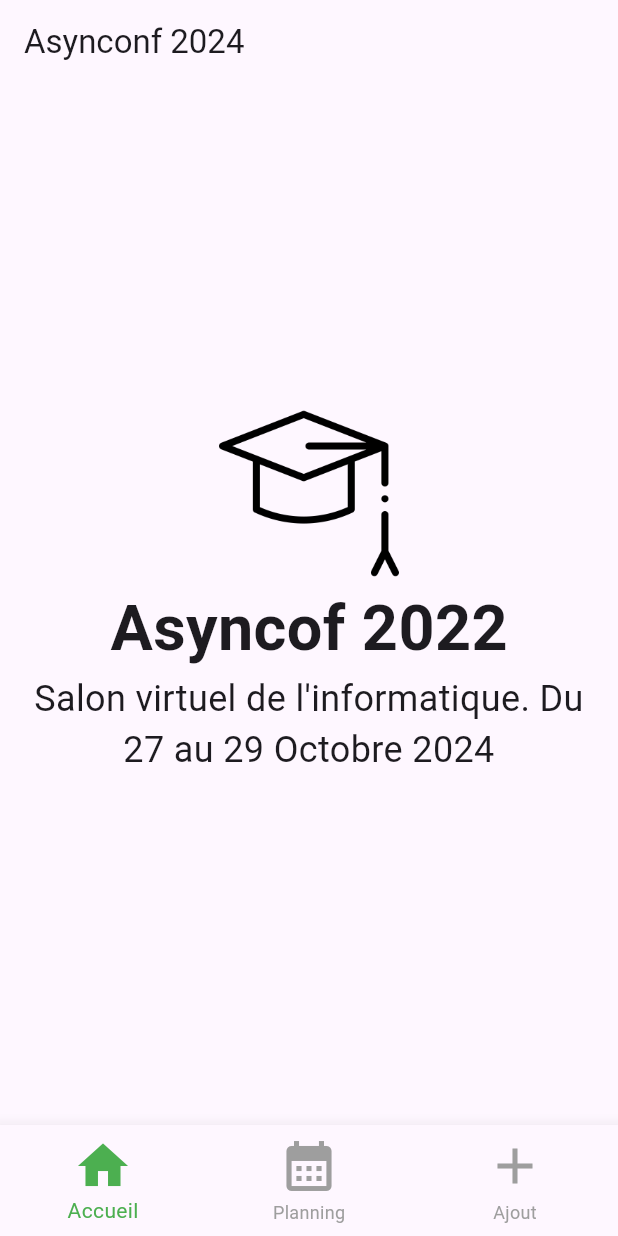
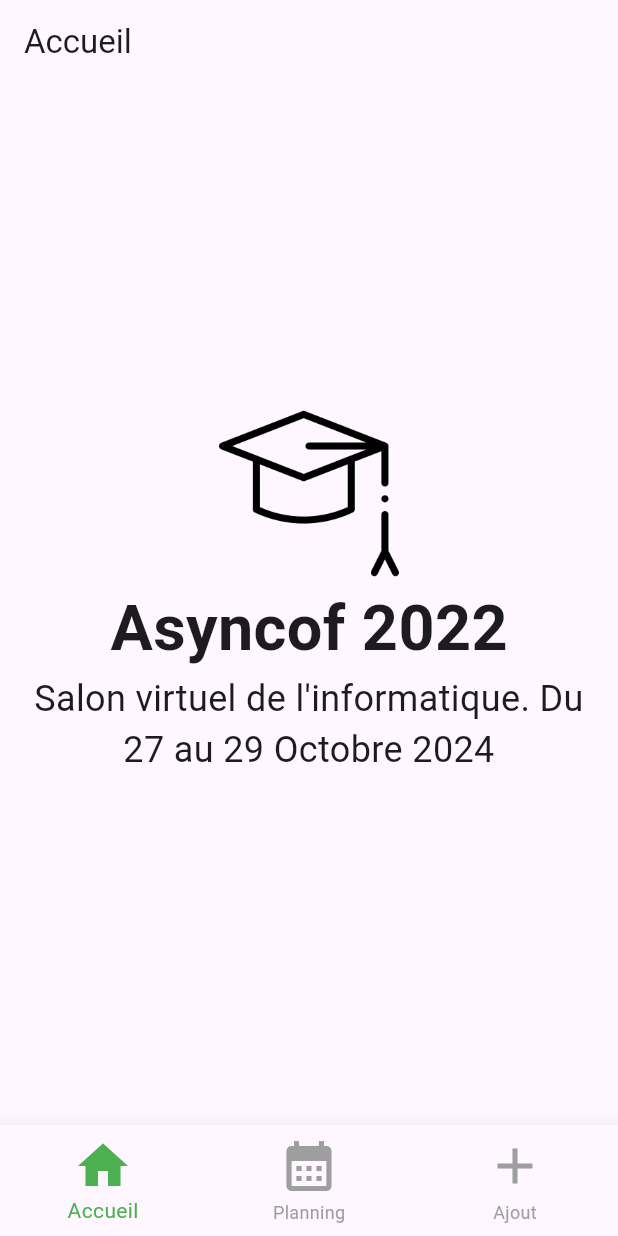
Before and after one commit to jeannotds/asynconf-flutter, a Flutter app: the screen it shows after launch, on a phone screen of 412 x 824 dp. Run offline on Flutter 3.47's test engine with Material 3 defaults, Android fonts, the phone set to English and light mode, and no system bars.

Commit message:
change text navigation bar

```diff
--- a/lib/main.dart
+++ b/lib/main.dart
@@ -30,8 +30,11 @@ class _MyAppState extends State<MyApp> {
     return MaterialApp(
       home: Scaffold(
         appBar: AppBar(
-          title: const Text("Asynconf 2024"),
-        ),
+            title: [
+          const Text("Accueil"),
+          const Text("Planning"),
+          const Text("Ajout")
+        ][_currentIndex]),
         body: [
           const HomePage(),
           const EventPage(),
```
